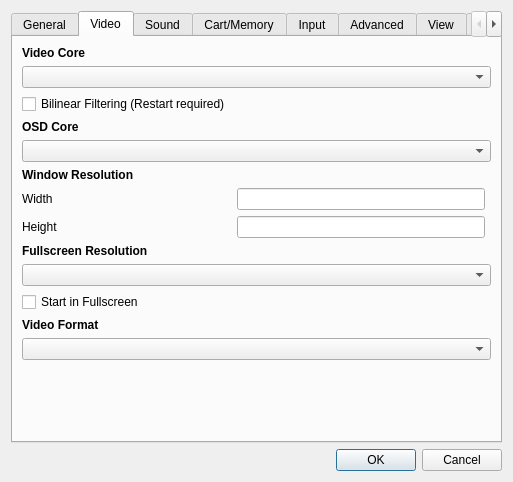
First picture: the form in yabause/src/qt/ui/UISettings.ui, repository Yabause/yabause, before the edit.
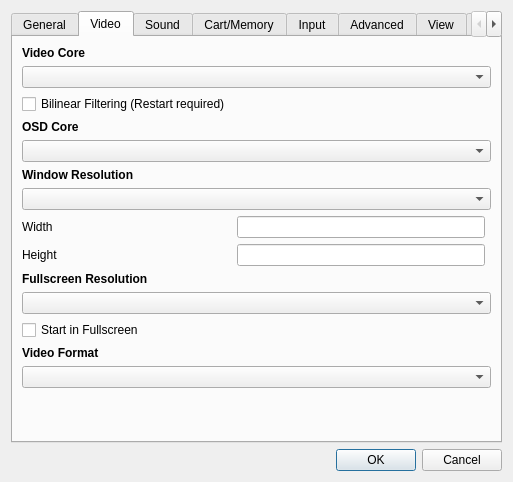
Second picture: the form after the edit. The open tabs and pages were chosen to show the change. Custom widgets are drawn as their Qt base class.

Commit message:
Added option to preserve aspect ratio in Qt port
The default behavior is the same as before: you can resize the window
as you like. You can also choose an aspect ratio of 4:3 or 16:9.

It may be buggy on OS != Linux as it seems this kind of features is
dependent on the windowing system...

Patch:
```diff
--- a/yabause/src/qt/ui/UISettings.ui
+++ b/yabause/src/qt/ui/UISettings.ui
@@ -250,27 +250,30 @@
          </property>
         </widget>
        </item>
-       <item row="6" column="0">
+       <item row="6" column="0" colspan="3">
+        <widget class="QComboBox" name="cbAspectRatio"/>
+       </item>
+       <item row="7" column="0">
         <widget class="QLabel" name="lWinWidth">
          <property name="text">
           <string>Width</string>
          </property>
         </widget>
        </item>
-       <item row="6" column="1">
+       <item row="7" column="1">
         <widget class="QLineEdit" name="leWinWidth"/>
        </item>
-       <item row="7" column="0">
+       <item row="8" column="0">
         <widget class="QLabel" name="lWinHeight">
          <property name="text">
           <string>Height</string>
          </property>
         </widget>
        </item>
-       <item row="7" column="1">
+       <item row="8" column="1">
         <widget class="QLineEdit" name="leWinHeight"/>
        </item>
-       <item row="15" column="0" colspan="3">
+       <item row="16" column="0" colspan="3">
         <widget class="QLabel" name="lVideoFormat">
          <property name="font">
           <font>
@@ -286,10 +289,10 @@
          </property>
         </widget>
        </item>
-       <item row="16" column="0" colspan="3">
-        <widget class="QComboBox" name="cbVideoFormat"/>
-       </item>
        <item row="17" column="0" colspan="3">
+        <widget class="QComboBox" name="cbVideoFormat"/>
+       </item>
+       <item row="18" column="0" colspan="3">
         <spacer>
          <property name="orientation">
           <enum>Qt::Vertical</enum>
@@ -302,7 +305,7 @@
          </property>
         </spacer>
        </item>
-       <item row="8" column="0">
+       <item row="9" column="0">
         <widget class="QLabel" name="lFullScreenResolution">
          <property name="font">
           <font>
@@ -318,14 +321,14 @@
          </property>
         </widget>
        </item>
-       <item row="11" column="0">
+       <item row="12" column="0">
         <widget class="QCheckBox" name="cbFullscreen">
          <property name="text">
           <string>Start in Fullscreen</string>
          </property>
         </widget>
        </item>
-       <item row="9" column="0" colspan="3">
+       <item row="10" column="0" colspan="3">
         <widget class="QComboBox" name="cbFullscreenResolution"/>
        </item>
        <item row="2" column="0">
```
The commit also changes 3 other files.
